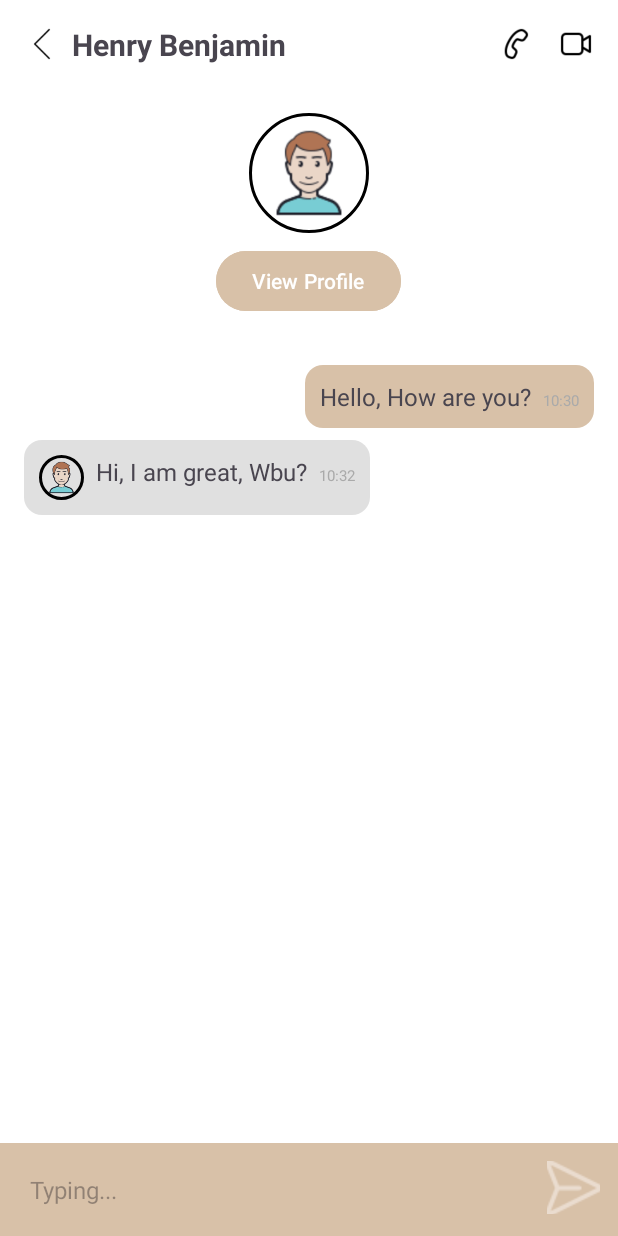
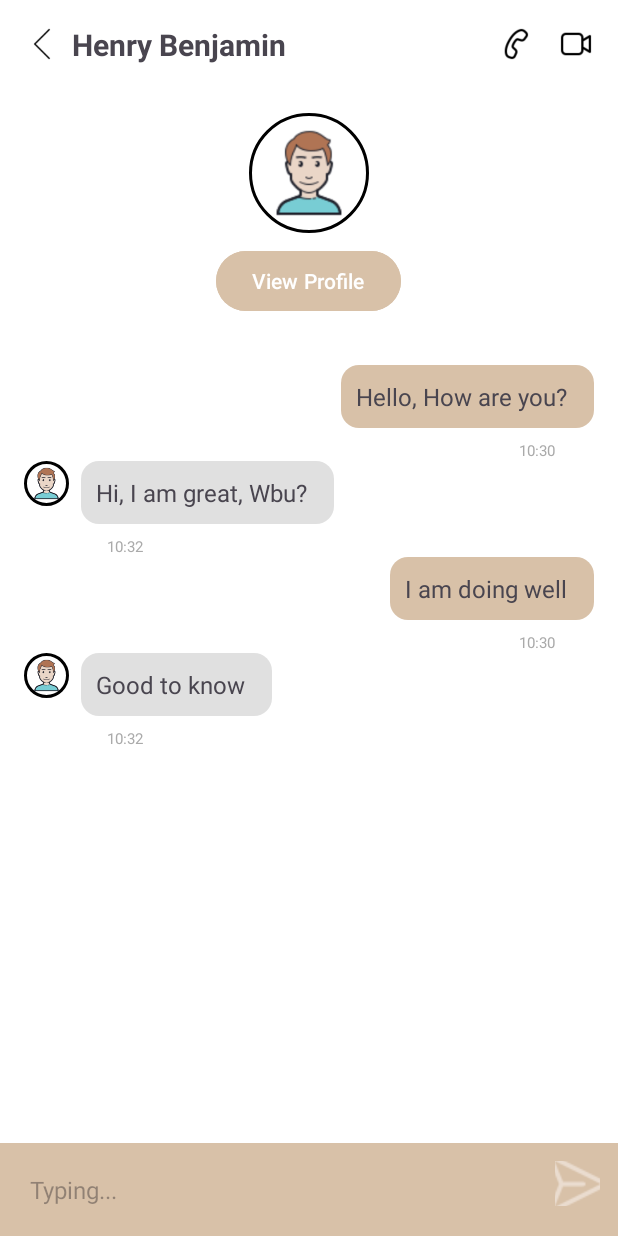
Before and after one commit to JawadAhmadKhan04/ConnectME_UI, an Android app: the layout personal_chat.xml on its own in the app's theme, with its tools: preview values and no code run, on a phone screen of 412 x 824 dp. Run offline under Robolectric (Android 15) with nearby library versions, the phone set to English and light mode, and no system bars.

Commit message:
Updated personal chat for small corrections

```diff
--- a/app/src/main/res/layout/personal_chat.xml
+++ b/app/src/main/res/layout/personal_chat.xml
@@ -104,24 +104,25 @@
                     android:textSize="16sp"
                     android:paddingEnd="8dp"/>
 
+            </LinearLayout>
             <TextView
                 android:layout_height="wrap_content"
                 android:layout_width="wrap_content"
+                android:layout_marginStart="330dp"
                 android:text="10:30"
                 android:textSize="10sp"
                 android:textColor="@android:color/darker_gray"/>
-            </LinearLayout>
 
             <!-- Received Message -->
+
             <LinearLayout
                 android:layout_width="wrap_content"
                 android:layout_height="wrap_content"
-                android:background="@drawable/chat_bubble_received"
-                android:padding="10dp"
-                android:layout_marginBottom="8dp"
+                android:orientation="horizontal"
                 android:gravity="start"
-                android:layout_gravity="start">
+                android:layout_marginBottom="8dp">
 
+                <!-- Profile Image -->
                 <ImageView
                     android:layout_width="30dp"
                     android:layout_height="30dp"
@@ -130,20 +131,113 @@
                     android:layout_marginEnd="8dp"
                     android:background="@drawable/circle_shape"/>
 
+                <!-- Message Bubble -->
+                <LinearLayout
+                    android:layout_width="wrap_content"
+                    android:layout_height="wrap_content"
+                    android:background="@drawable/chat_bubble_received"
+                    android:padding="10dp"
+                    android:gravity="center_vertical"
+                    android:orientation="horizontal">
+
+                    <!-- Message Text -->
                     <TextView
+                        android:layout_width="wrap_content"
                         android:layout_height="wrap_content"
-                    android:layout_width="wrap_content"
                         android:text="Hi, I am great, Wbu?"
                         android:textSize="16sp"
                         android:paddingEnd="8dp"/>
 
+
+                </LinearLayout>
+            </LinearLayout>
+            <!-- Timestamp -->
+            <TextView
+                android:layout_width="wrap_content"
+                android:layout_height="wrap_content"
+                android:text="10:32"
+                android:textSize="10sp"
+                android:textColor="@android:color/darker_gray"
+                android:layout_marginStart="55dp"
+                android:layout_gravity="bottom"/>
+
+            <!-- Sent Message -->
+            <LinearLayout
+                android:layout_width="wrap_content"
+                android:layout_height="wrap_content"
+                android:background="@drawable/chat_bubble_sent"
+                android:padding="10dp"
+                android:layout_marginBottom="8dp"
+                android:gravity="end"
+                android:layout_gravity="end">
+
                 <TextView
                     android:layout_height="wrap_content"
                     android:layout_width="wrap_content"
+                    android:text="I am doing well"
+                    android:textSize="16sp"
+                    android:paddingEnd="8dp"/>
+
+
+            </LinearLayout>
+
+            <TextView
+                android:layout_height="wrap_content"
+                android:layout_width="wrap_content"
+                android:layout_marginStart="330dp"
+                android:text="10:30"
+                android:textSize="10sp"
+                android:textColor="@android:color/darker_gray"/>
+
+            <!-- Received Message -->
+
+            <LinearLayout
+                android:layout_width="wrap_content"
+                android:layout_height="wrap_content"
+                android:orientation="horizontal"
+                android:gravity="start"
+                android:layout_marginBottom="8dp">
+
+                <!-- Profile Image -->
+                <ImageView
+                    android:layout_width="30dp"
+                    android:layout_height="30dp"
+                    android:src="@drawable/dm_image"
+                    android:scaleType="centerCrop"
+                    android:layout_marginEnd="8dp"
+                    android:background="@drawable/circle_shape"/>
+
+                <!-- Message Bubble -->
+                <LinearLayout
+                    android:layout_width="wrap_content"
+                    android:layout_height="wrap_content"
+                    android:background="@drawable/chat_bubble_received"
+                    android:padding="10dp"
+                    android:gravity="center_vertical"
+                    android:orientation="horizontal">
+
+                    <TextView
+                        android:layout_width="wrap_content"
+                        android:layout_height="wrap_content"
+                        android:text="Good to know"
+                        android:textSize="16sp"
+                        android:paddingEnd="8dp"/>
+
+
+                </LinearLayout>
+
+            </LinearLayout>
+            <!-- Timestamp -->
+            <TextView
+                android:layout_width="wrap_content"
+                android:layout_height="wrap_content"
                 android:text="10:32"
                 android:textSize="10sp"
-                    android:textColor="@android:color/darker_gray"/>
-            </LinearLayout>
+                android:textColor="@android:color/darker_gray"
+                android:layout_marginStart="55dp"
+                android:layout_gravity="bottom"/>
+
+
         </LinearLayout>
     </ScrollView>
 
@@ -165,8 +259,8 @@
             android:textSize="16sp"/>
 
         <ImageButton
-            android:layout_width="35dp"
-            android:layout_height="35dp"
+            android:layout_width="30dp"
+            android:layout_height="30dp"
             android:src="@drawable/message_send_logo"
             android:background="@null"/>
     </LinearLayout>
```
Lines whose indentation alone changed are shown as unchanged.
